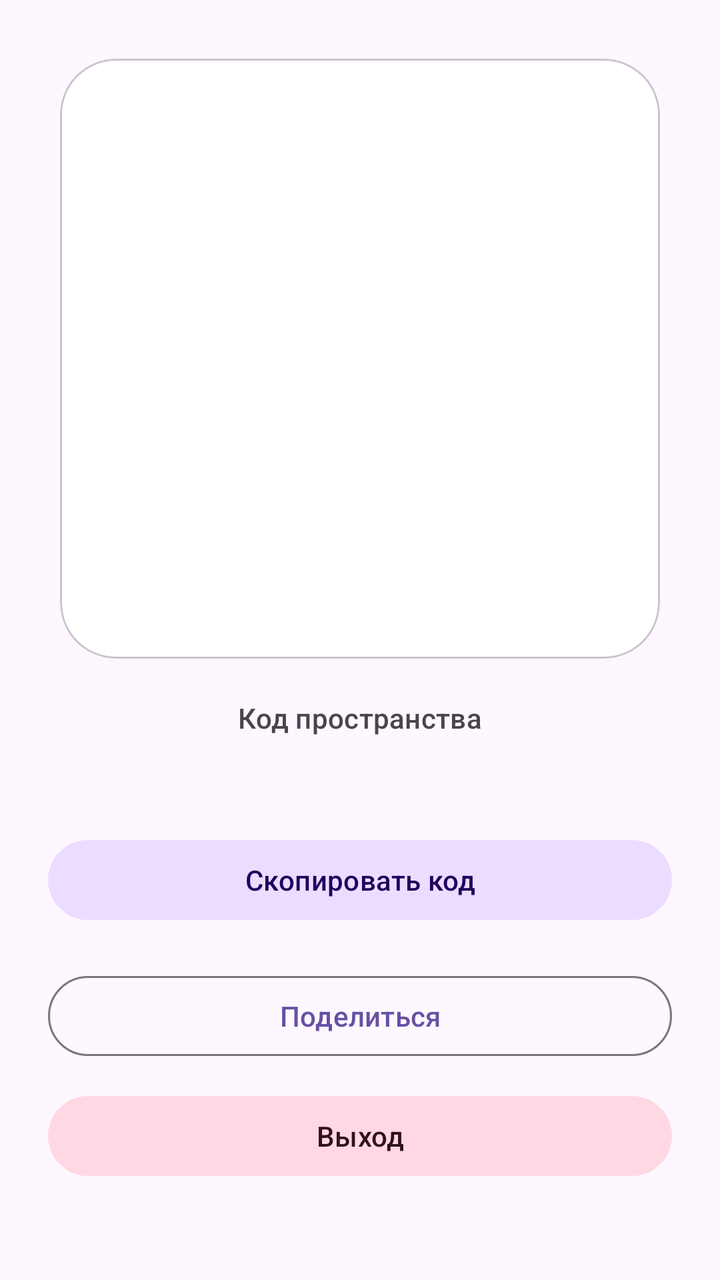
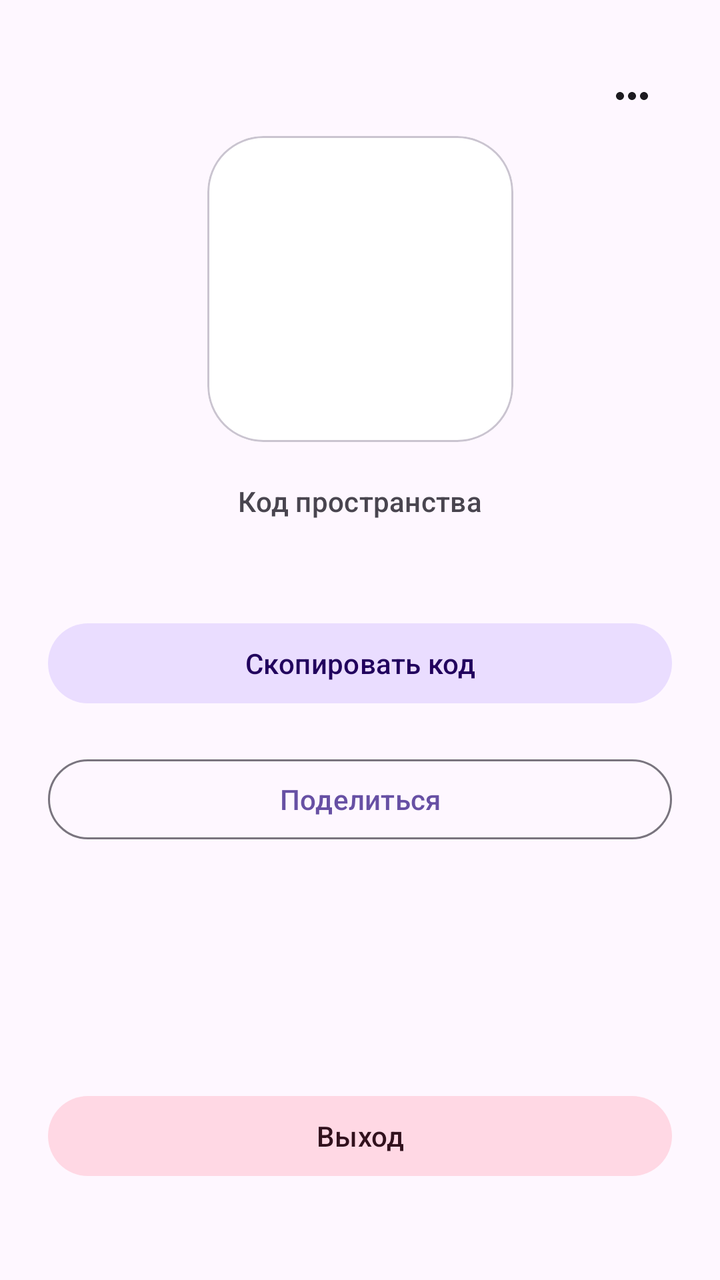

Two renders of the same Android screen: before a commit and after it. Below are the layout's source before the change and the commit's diff.
<!-- AndroidManifest.xml: application theme Theme.Pancake -->
<!-- res/layout/activity_space_share.xml -->
<?xml version="1.0" encoding="utf-8"?>
<androidx.constraintlayout.widget.ConstraintLayout xmlns:android="http://schemas.android.com/apk/res/android"
    xmlns:app="http://schemas.android.com/apk/res-auto"
    android:layout_width="match_parent"
    android:layout_height="match_parent"
    android:padding="24dp">

    <com.google.android.material.button.MaterialButton
        android:id="@+id/buttonLogout"
        style="@style/Widget.Pancake.Button.Negative"
        android:layout_width="0dp"
        android:layout_height="wrap_content"
        android:layout_marginBottom="24dp"
        android:text="@string/exit"
        app:layout_constraintWidth_max="@dimen/button_max_width"
        app:layout_constraintBottom_toBottomOf="parent"
        app:layout_constraintEnd_toEndOf="parent"
        app:layout_constraintStart_toStartOf="parent" />

    <androidx.appcompat.widget.AppCompatImageButton
        android:id="@+id/buttonMoreOptions"
        android:layout_width="40dp"
        android:layout_height="40dp"
        android:layout_marginTop="4dp"
        android:background="?attr/selectableItemBackgroundBorderless"
        android:contentDescription="@string/space_share_options"
        android:padding="8dp"
        android:src="@drawable/note_ic_more"
        app:layout_constraintEnd_toEndOf="@id/buttonLogout"
        app:layout_constraintTop_toTopOf="parent"
        app:tint="?attr/colorOnSurface" />

    <com.google.android.material.card.MaterialCardView
        android:id="@+id/qrCard"
        android:layout_width="0dp"
        android:layout_height="0dp"
        app:cardBackgroundColor="@android:color/white"
        app:cardCornerRadius="28dp"
        app:layout_constraintWidth_max="@dimen/space_qr_max_size"
        app:layout_constraintDimensionRatio="1:1"
        app:layout_constraintEnd_toEndOf="parent"
        app:layout_constraintStart_toStartOf="parent"
        app:layout_constraintTop_toTopOf="parent"
        app:layout_constraintBottom_toTopOf="@id/spaceCodeLabel"
        app:layout_constraintVertical_chainStyle="packed"
        app:layout_constraintVertical_bias="0.3">

        <ImageView
            android:id="@+id/spaceQrImage"
            android:layout_width="match_parent"
            android:layout_height="match_parent"
            android:layout_margin="18dp"
            android:background="@android:color/white"
            android:contentDescription="@null"
            android:scaleType="fitCenter" />

    </com.google.android.material.card.MaterialCardView>

    <TextView
        android:id="@+id/spaceCodeLabel"
        android:layout_width="wrap_content"
        android:layout_height="wrap_content"
        android:layout_marginTop="20dp"
        android:text="@string/space_code_label"
        android:textAppearance="@style/TextAppearance.Material3.LabelLarge"
        android:textColor="?attr/colorOnSurfaceVariant"
        app:layout_constraintEnd_toEndOf="parent"
        app:layout_constraintStart_toStartOf="parent"
        app:layout_constraintTop_toBottomOf="@id/qrCard"
        app:layout_constraintBottom_toTopOf="@id/spaceCodeText" />

    <TextView
        android:id="@+id/spaceCodeText"
        android:layout_width="wrap_content"
        android:layout_height="wrap_content"
        android:layout_marginTop="6dp"
        android:textAppearance="@style/TextAppearance.Material3.TitleMedium"
        app:layout_constraintEnd_toEndOf="parent"
        app:layout_constraintStart_toStartOf="parent"
        app:layout_constraintTop_toBottomOf="@id/spaceCodeLabel"
        app:layout_constraintBottom_toTopOf="@id/buttonCopySpaceCode" />

    <com.google.android.material.button.MaterialButton
        android:id="@+id/buttonCopySpaceCode"
        style="@style/Widget.Pancake.Button.Positive"
        android:layout_width="0dp"
        android:layout_height="wrap_content"
        android:layout_marginTop="20dp"
        android:text="@string/space_code_copy"
        app:layout_constraintWidth_max="@dimen/button_max_width"
        app:layout_constraintEnd_toEndOf="parent"
        app:layout_constraintStart_toStartOf="parent"
        app:layout_constraintTop_toBottomOf="@id/spaceCodeText"
        app:layout_constraintBottom_toTopOf="@id/buttonShare" />

    <com.google.android.material.button.MaterialButton
        android:id="@+id/buttonShare"
        style="@style/Widget.Material3.Button.OutlinedButton"
        android:layout_width="0dp"
        android:layout_height="wrap_content"
        android:layout_marginTop="20dp"
        android:text="@string/share"
        app:layout_constraintWidth_max="@dimen/button_max_width"
        app:layout_constraintEnd_toEndOf="parent"
        app:layout_constraintStart_toStartOf="parent"
        app:layout_constraintTop_toBottomOf="@id/buttonCopySpaceCode"
        app:layout_constraintBottom_toTopOf="@id/buttonLogout" />

</androidx.constraintlayout.widget.ConstraintLayout>
<!-- resources referenced by this layout -->
<resources>
  <dimen name="button_max_width">480dp</dimen>
  <dimen name="space_qr_max_size">300dp</dimen>
  <!-- drawable note_ic_more (drawable) -->
  <vector xmlns:android="http://schemas.android.com/apk/res/android"
      android:width="24dp"
      android:height="24dp"
      android:viewportWidth="24"
      android:viewportHeight="24">
      <path
          android:fillColor="@android:color/white"
          android:pathData="M6,10c-1.1,0 -2,0.9 -2,2s0.9,2 2,2 2,-0.9 2,-2 -0.9,-2 -2,-2zM18,10c-1.1,0 -2,0.9 -2,2s0.9,2 2,2 2,-0.9 2,-2 -0.9,-2 -2,-2zM12,10c-1.1,0 -2,0.9 -2,2s0.9,2 2,2 2,-0.9 2,-2 -0.9,-2 -2,-2z" />
  </vector>
  <string name="exit">Выход</string>
  <string name="share">Поделиться</string>
  <string name="space_code_copy">Скопировать код</string>
  <string name="space_code_label">Код пространства</string>
  <string name="space_share_options">Дополнительно</string>
  <style name="Widget.Pancake.Button.Negative" parent="Widget.Pancake.Button.DialogAction">
          <item name="backgroundTint">?attr/colorTertiaryContainer</item>
          <item name="android:textColor">?attr/colorOnTertiaryContainer</item>
          <item name="iconTint">?attr/colorOnTertiaryContainer</item>
      </style>
  <style name="Widget.Pancake.Button.Positive" parent="Widget.Pancake.Button.DialogAction">
          <item name="backgroundTint">?attr/colorPrimaryContainer</item>
          <item name="android:textColor">?attr/colorOnPrimaryContainer</item>
          <item name="iconTint">?attr/colorOnPrimaryContainer</item>
      </style>
  <style name="Theme.Pancake" parent="Theme.Material3.DayNight.NoActionBar">
  		<item name="android:navigationBarColor">?attr/colorSurface</item>
  		<item name="materialAlertDialogTheme">@style/ThemeOverlay.Pancake.MaterialAlertDialog</item>
  	</style>
  <style name="Widget.Pancake.Button.DialogAction" parent="Widget.Material3.Button.TonalButton">
          <item name="android:minHeight">48dp</item>
          <item name="android:paddingStart">16dp</item>
          <item name="android:paddingEnd">16dp</item>
          <item name="android:textAllCaps">false</item>
          <item name="android:maxLines">2</item>
          <item name="android:ellipsize">end</item>
          <item name="android:textAppearance">@style/TextAppearance.Material3.TitleSmall</item>
      </style>
  <style name="ThemeOverlay.Pancake.MaterialAlertDialog" parent="ThemeOverlay.Material3.MaterialAlertDialog" />
</resources>

<!-- the commit's change to res/layout/activity_space_share.xml (unified diff, before → after) -->
@@ -40,10 +40,10 @@
         app:layout_constraintDimensionRatio="1:1"
         app:layout_constraintEnd_toEndOf="parent"
         app:layout_constraintStart_toStartOf="parent"
-        app:layout_constraintTop_toTopOf="parent"
+        app:layout_constraintTop_toBottomOf="@id/buttonMoreOptions"
         app:layout_constraintBottom_toTopOf="@id/spaceCodeLabel"
         app:layout_constraintVertical_chainStyle="packed"
-        app:layout_constraintVertical_bias="0.3">
+        app:layout_constraintVertical_bias="0.0">
 
         <ImageView
             android:id="@+id/spaceQrImage"
@@ -104,6 +104,36 @@
         app:layout_constraintEnd_toEndOf="parent"
         app:layout_constraintStart_toStartOf="parent"
         app:layout_constraintTop_toBottomOf="@id/buttonCopySpaceCode"
-        app:layout_constraintBottom_toTopOf="@id/buttonLogout" />
+        app:layout_constraintBottom_toTopOf="@id/saveHintText" />
+
+    <TextView
+        android:id="@+id/saveHintText"
+        android:layout_width="0dp"
+        android:layout_height="wrap_content"
+        android:layout_marginTop="16dp"
+        android:layout_marginBottom="20dp"
+        android:justificationMode="inter_word"
+        android:text="@string/space_welcome_save_hint"
+        android:textAppearance="@style/TextAppearance.Material3.BodyMedium"
+        android:textColor="?attr/colorOnSurfaceVariant"
+        android:visibility="invisible"
+        app:layout_constraintWidth_max="@dimen/button_max_width"
+        app:layout_constraintEnd_toEndOf="parent"
+        app:layout_constraintStart_toStartOf="parent"
+        app:layout_constraintTop_toBottomOf="@id/buttonShare"
+        app:layout_constraintBottom_toTopOf="@id/buttonContinue" />
+
+    <com.google.android.material.button.MaterialButton
+        android:id="@+id/buttonContinue"
+        style="@style/Widget.Pancake.Button.Positive"
+        android:layout_width="0dp"
+        android:layout_height="wrap_content"
+        android:layout_marginBottom="24dp"
+        android:text="@string/continue_action"
+        android:visibility="invisible"
+        app:layout_constraintWidth_max="@dimen/button_max_width"
+        app:layout_constraintBottom_toBottomOf="parent"
+        app:layout_constraintEnd_toEndOf="parent"
+        app:layout_constraintStart_toStartOf="parent" />
 
 </androidx.constraintlayout.widget.ConstraintLayout>
<!-- resource entries referenced after the edit -->
@@ -12,11 +12,13 @@
           android:fillColor="@android:color/white"
           android:pathData="M6,10c-1.1,0 -2,0.9 -2,2s0.9,2 2,2 2,-0.9 2,-2 -0.9,-2 -2,-2zM18,10c-1.1,0 -2,0.9 -2,2s0.9,2 2,2 2,-0.9 2,-2 -0.9,-2 -2,-2zM12,10c-1.1,0 -2,0.9 -2,2s0.9,2 2,2 2,-0.9 2,-2 -0.9,-2 -2,-2z" />
   </vector>
+  <string name="continue_action">Продолжить</string>
   <string name="exit">Выход</string>
   <string name="share">Поделиться</string>
   <string name="space_code_copy">Скопировать код</string>
   <string name="space_code_label">Код пространства</string>
   <string name="space_share_options">Дополнительно</string>
+  <string name="space_welcome_save_hint">Сохраните этот код или QR, чтобы не потерять доступ к своему пространству.\nЧтобы поделиться им после входа, проведите тремя пальцами вниз на любом из экранов приложения.</string>
   <style name="Widget.Pancake.Button.Negative" parent="Widget.Pancake.Button.DialogAction">
           <item name="backgroundTint">?attr/colorTertiaryContainer</item>
           <item name="android:textColor">?attr/colorOnTertiaryContainer</item>
